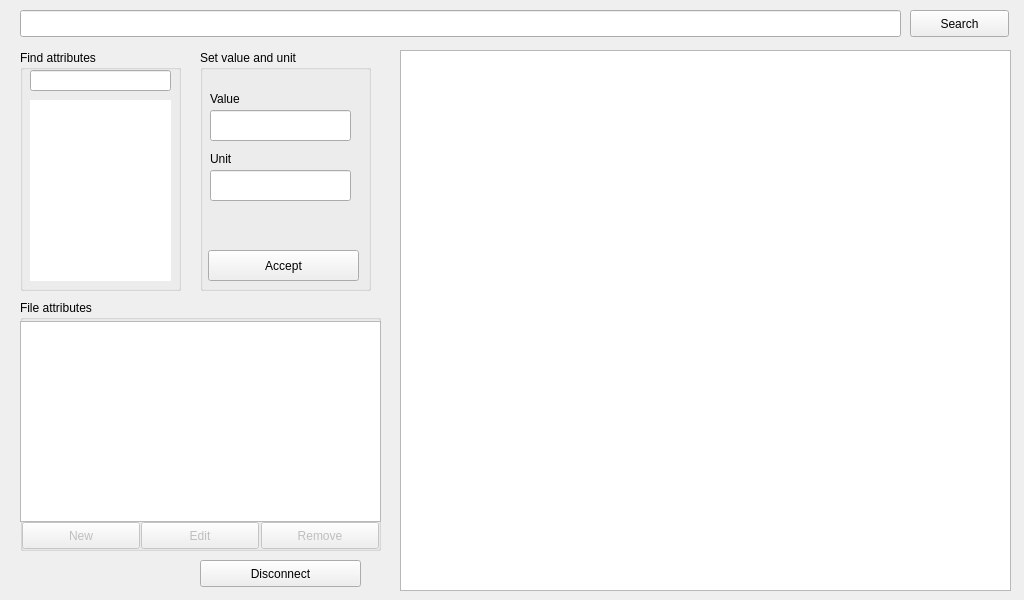
sxs4871/SearchTool, file mainwindow.ui: the form before one commit.
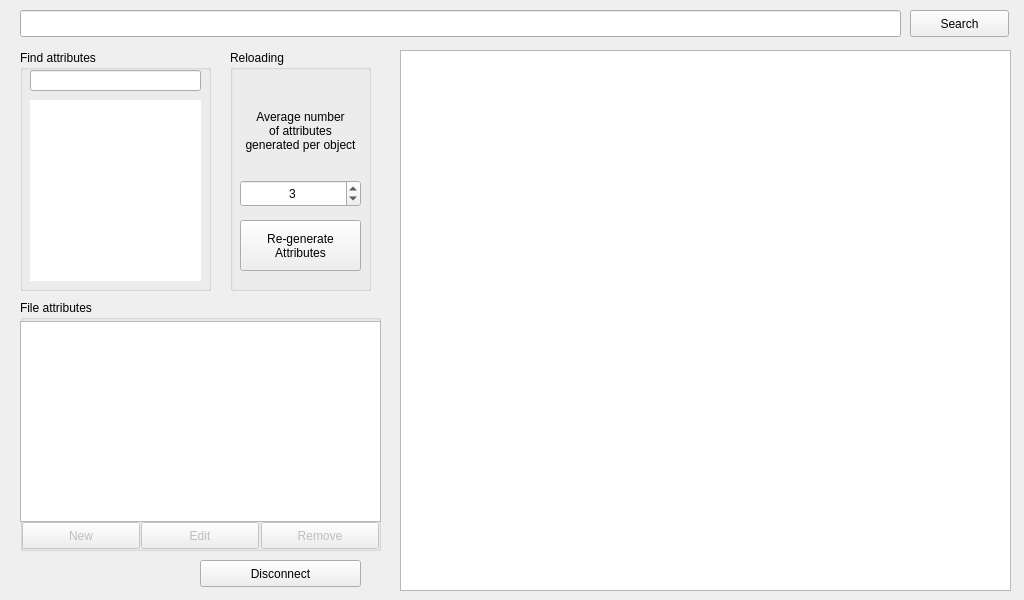
The form after the commit.

Commit message: App can now re-generate attributes from GUI. Attributes don't make much sense, but exist for population purposes.

The edit to the form file:
```diff
--- a/mainwindow.ui
+++ b/mainwindow.ui
@@ -25,7 +25,7 @@
      <rect>
       <x>20</x>
       <y>50</y>
-      <width>161</width>
+      <width>191</width>
       <height>241</height>
      </rect>
     </property>
@@ -37,7 +37,7 @@
       <rect>
        <x>10</x>
        <y>20</y>
-       <width>141</width>
+       <width>171</width>
        <height>21</height>
       </rect>
      </property>
@@ -53,7 +53,7 @@
       <rect>
        <x>10</x>
        <y>50</y>
-       <width>141</width>
+       <width>171</width>
        <height>181</height>
       </rect>
      </property>
@@ -256,72 +256,73 @@
     </property>
     <property name="geometry">
      <rect>
-      <x>200</x>
+      <x>230</x>
       <y>50</y>
-      <width>171</width>
+      <width>141</width>
       <height>241</height>
      </rect>
     </property>
     <property name="title">
-     <string>Set value and unit</string>
+     <string>Reloading</string>
     </property>
-    <widget class="QLineEdit" name="lineEdit_value">
+    <widget class="QPushButton" name="button_regenAttr">
      <property name="geometry">
       <rect>
        <x>10</x>
-       <y>60</y>
-       <width>141</width>
-       <height>31</height>
+       <y>170</y>
+       <width>121</width>
+       <height>51</height>
       </rect>
      </property>
+     <property name="text">
+      <string>Re-generate
+Attributes</string>
+     </property>
     </widget>
-    <widget class="QLineEdit" name="lineEdit_unit">
+    <widget class="QSpinBox" name="spinBox_amountAttrs">
      <property name="geometry">
       <rect>
        <x>10</x>
-       <y>120</y>
-       <width>141</width>
-       <height>31</height>
+       <y>130</y>
+       <width>121</width>
+       <height>27</height>
       </rect>
      </property>
+     <property name="alignment">
+      <set>Qt::AlignCenter</set>
+     </property>
+     <property name="minimum">
+      <number>1</number>
+     </property>
+     <property name="maximum">
+      <number>100</number>
+     </property>
+     <property name="value">
+      <number>3</number>
+     </property>
     </widget>
     <widget class="QLabel" name="label_value">
      <property name="geometry">
       <rect>
        <x>10</x>
        <y>40</y>
-       <width>67</width>
-       <height>17</height>
+       <width>121</width>
+       <height>81</height>
       </rect>
      </property>
      <property name="text">
-      <string>Value</string>
+      <string>Average number
+of attributes
+generated per object</string>
      </property>
-    </widget>
-    <widget class="QLabel" name="label_unit">
-     <property name="geometry">
-      <rect>
-       <x>10</x>
-       <y>100</y>
-       <width>67</width>
-       <height>17</height>
-      </rect>
+     <property name="textFormat">
+      <enum>Qt::AutoText</enum>
      </property>
-     <property name="text">
-      <string>Unit</string>
+     <property name="alignment">
+      <set>Qt::AlignCenter</set>
      </property>
-    </widget>
-    <widget class="QPushButton" name="button_acceptValue">
-     <property name="geometry">
-      <rect>
-       <x>8</x>
-       <y>200</y>
-       <width>151</width>
-       <height>31</height>
-      </rect>
-     </property>
-     <property name="text">
-      <string>Accept</string>
+     <property name="wordWrap">
+      <bool>true</bool>
      </property>
     </widget>
    </widget>
```
Left out of the diff: 2 changed lines with no effect on the pictures. The commit also changes 12 other files.
